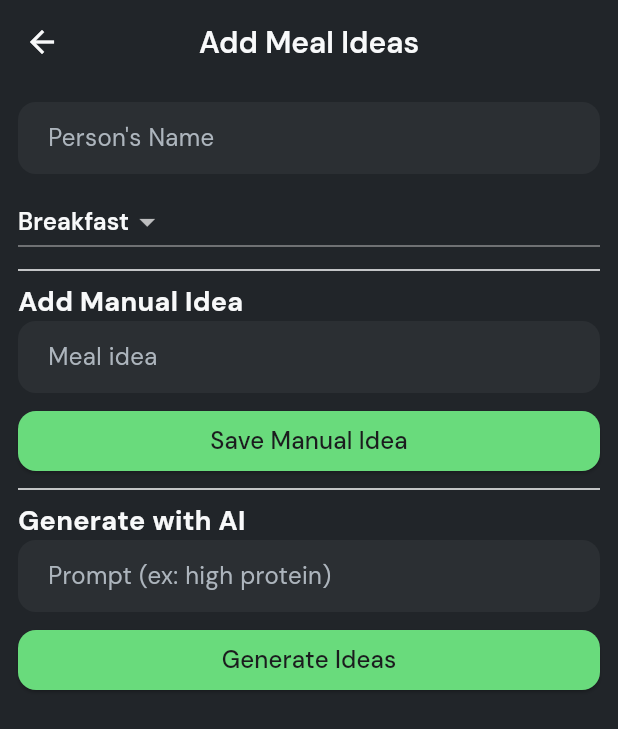
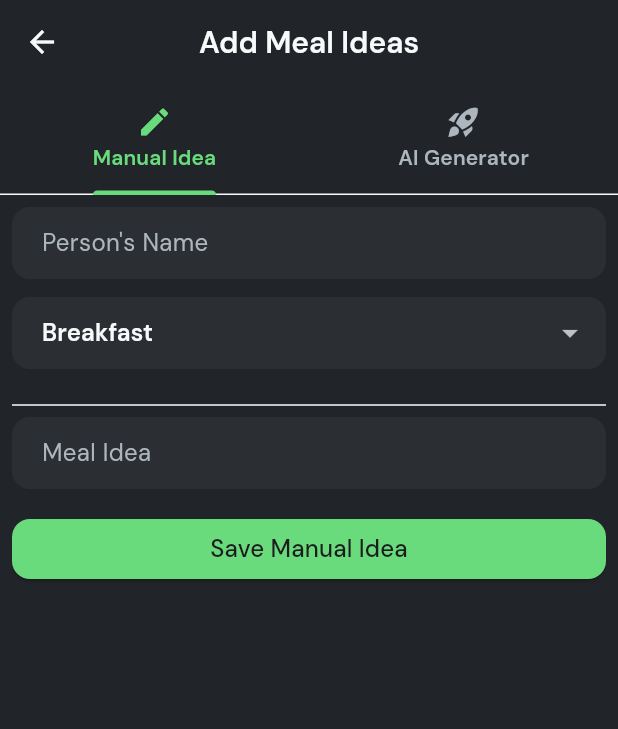
Before and after one commit to Kenz-code/meal_map, a Flutter app: the IdeasPage screen opened by its route, after a tap on the "add" icon, on a phone screen of 412 x 824 dp. Shown: the top 729 px of the screen. Run offline on Flutter 3.47's test engine with Material 3 defaults, Android fonts, the phone set to English and light mode, and no system bars; our stand-ins replace cloud_firestore, firebase_auth, firebase_core, flutter_dotenv, flutter_svg, go_router and 3 more; accounts and stored records are empty.

Commit message:
working on meal ideas ui

```diff
--- a/lib/features/ideas/screens/add_ideas_page.dart
+++ b/lib/features/ideas/screens/add_ideas_page.dart
@@ -1,4 +1,5 @@
 import 'package:flutter/material.dart';
+// Note: Assuming your imports for services and data remain correct.
 import 'package:meal_map/core/services/meal_idea_api_service.dart';
 import 'package:meal_map/features/ideas/data/ideas_local_datasource.dart';
 import 'package:meal_map/features/ideas/models/meal_idea.dart';
@@ -12,48 +13,34 @@ class AddIdeasPage extends StatefulWidget {
 
 class _AddIdeasPageState extends State<AddIdeasPage> {
   final _formKey = GlobalKey<FormState>();
+  late FocusNode _promptTextFieldFocusNode;
 
   String? manualIdea;
   String? prompt;
   String selectedType = "Breakfast";
   String person = "";
+  bool _isLoading = false; // New state for loading indicator
 
   List<String> generatedIdeas = [];
 
-  Future<void> _saveManualIdea() async {
-    if (manualIdea == null || manualIdea!.trim().isEmpty) return;
-    if (person.trim().isEmpty) {
-      ScaffoldMessenger.of(context).showSnackBar(
-        const SnackBar(content: Text("Enter a person's name")),
-      );
-      return;
+  @override
+  void initState() {
+    super.initState();
+    _promptTextFieldFocusNode = FocusNode();
   }
 
-    final idea = MealIdea(
-      idea: manualIdea!.trim(),
-      type: selectedType,
-      person: person.trim(),
-    );
-
-    await IdeasLocalDatasource.saveMealIdea(idea);
-
-    Navigator.pop(context); // go back to main page
+  @override
+  void dispose() {
+    // Clean up the focus node when the Form is disposed.
+    _promptTextFieldFocusNode.dispose();
+    super.dispose();
   }
 
-  Future<void> _generateIdeas() async {
-    if (prompt == null || prompt!.isEmpty) return;
+  // --- Utility Methods ---
 
-    final ideas = await MealIdeaApiService.getMealIdeas(prompt!);
-
-    setState(() => generatedIdeas = ideas);
-  }
-
-  Future<void> _addGenerated(String idea) async {
-    if (person.trim().isEmpty) {
-      ScaffoldMessenger.of(context).showSnackBar(
-        const SnackBar(content: Text("Enter person's name to save ideas")),
-      );
-      return;
+  Future<void> _saveMealIdea(String idea) async {
+    if (!_formKey.currentState!.validate()) {
+      return; // Ensure the common fields (like person's name) are validated
     }
 
     final newIdea = MealIdea(
@@ -63,86 +50,190 @@ class _AddIdeasPageState extends State<AddIdeasPage> {
     );
 
     await IdeasLocalDatasource.saveMealIdea(newIdea);
+  }
+
+  Future<void> _saveManualIdea() async {
+    if (!_formKey.currentState!.validate()) return;
+    if (manualIdea == null || manualIdea!.trim().isEmpty) {
+      ScaffoldMessenger.of(context).showSnackBar(
+        const SnackBar(content: Text("Please enter a meal idea")),
+      );
+      return;
+    }
+
+    await _saveMealIdea(manualIdea!);
+    Navigator.pop(context); // Go back to main page
+  }
+
+  Future<void> _generateIdeas() async {
+    if (!_formKey.currentState!.validate()) return;
+
+    setState(() => _isLoading = true);
+    FocusScope.of(context).unfocus();
+
+    try {
+      final ideas = await MealIdeaApiService.getMealIdeas(prompt!);
+      setState(() => generatedIdeas = ideas);
+    } catch (e) {
+      // Handle error gracefully
+      ScaffoldMessenger.of(context).showSnackBar(
+        SnackBar(content: Text("Failed to generate ideas: $e")),
+      );
+    } finally {
+      setState(() => _isLoading = false);
+    }
+  }
+
+  Future<void> _addGenerated(String idea) async {
+    await _saveMealIdea(idea);
     ScaffoldMessenger.of(context)
         .showSnackBar(const SnackBar(content: Text("Saved!")));
   }
 
+  // --- Widget Build ---
+
   @override
   Widget build(BuildContext context) {
-    return Scaffold(
-      appBar: AppBar(title: const Text("Add Meal Ideas")),
+    // Wrap the Scaffold body in a DefaultTabController
+    return DefaultTabController(
+      length: 2,
+      child: Scaffold(
+        appBar: AppBar(
+          title: const Text("Add Meal Ideas"),
+          // Place the TabBar in the AppBar's bottom property
+          bottom: const TabBar(
+            tabs: [
+              Tab(icon: Icon(Icons.edit), text: "Manual Idea"),
+              Tab(icon: Icon(Icons.rocket_launch), text: "AI Generator"),
+            ],
+          ),
+        ),
         body: Padding(
-        padding: const EdgeInsets.all(12.0),
-        child: ListView(
+          padding: const EdgeInsets.all(8.0),
+          child: Form(
+            key: _formKey,
+            child: Column(
               children: [
-            // ---------------- Person ----------------
-            TextField(
+                // ---------------- Common Fields (Above Tabs) ----------------
+                TextFormField(
                   decoration: const InputDecoration(labelText: "Person's Name"),
+                  initialValue: person,
                   onChanged: (val) => person = val,
+                  validator: (value) {
+                    if (value == null || value.trim().isEmpty) {
+                      return "Please enter person's name";
+                    }
+                    return null;
+                  },
                 ),
-
-            const SizedBox(height: 8),
-
-            DropdownButton<String>(
+                const SizedBox(height: 12),
+                DropdownButtonFormField<String>(
+                  decoration: const InputDecoration(labelText: "Meal Type"),
                   value: selectedType,
                   items: ["Breakfast", "Lunch", "Supper"]
                       .map((e) => DropdownMenuItem(value: e, child: Text(e)))
                       .toList(),
                   onChanged: (val) => setState(() => selectedType = val!),
                 ),
-
+                const SizedBox(height: 16),
                 const Divider(),
 
-            // ---------------- Manual Add ----------------
-            const Text("Add Manual Idea",
-                style: TextStyle(fontSize: 18, fontWeight: FontWeight.bold)),
-            TextField(
-              decoration: const InputDecoration(hintText: "Meal idea"),
+                // ---------------- Tab Content (TabBarView) ----------------
+                Expanded(
+                  child: TabBarView(
+                    children: [
+                      _buildManualInput(),
+                      _buildAIGenerator(),
+                    ],
+                  ),
+                ),
+              ],
+            ),
+          ),
+        ),
+      ),
+    );
+  }
+
+  Widget _buildManualInput() {
+    return ListView(
+      children: [
+        TextFormField(
+          decoration: const InputDecoration(
+            hintText: "Enter meal idea (e.g., Chicken Stir-fry)",
+            labelText: "Meal Idea",
+          ),
           onChanged: (v) => manualIdea = v,
+          validator: (value) {
+            if (value == null || value.trim().isEmpty) {
+              return "Please enter meal idea";
+            }
+            return null;
+          },
         ),
-            const SizedBox(height: 8),
+        const SizedBox(height: 16),
         ElevatedButton(
           onPressed: _saveManualIdea,
           child: const Text("Save Manual Idea"),
         ),
+      ],
+    );
+  }
 
-            const Divider(),
-
-            // ---------------- AI Generator ----------------
-            const Text("Generate with AI",
-                style: TextStyle(fontSize: 18, fontWeight: FontWeight.bold)),
-            TextField(
-              decoration:
-              const InputDecoration(hintText: "Prompt (ex: high protein)"),
+  Widget _buildAIGenerator() {
+    return ListView(
+      children: [
+        TextFormField(
+          focusNode: _promptTextFieldFocusNode,
+          decoration: const InputDecoration(
+            hintText: "Example: high protein, easy to make",
+            labelText: "AI Prompt",
+          ),
           onChanged: (v) => prompt = v,
+          validator: (value) {
+            if (value == null || value.trim().isEmpty) {
+              return "Please enter a prompt";
+            }
+            return null;
+          },
         ),
-            const SizedBox(height: 8),
-            ElevatedButton(
-              onPressed: _generateIdeas,
-              child: const Text("Generate Ideas"),
+        const SizedBox(height: 16),
+        OutlinedButton(
+          onPressed: _isLoading ? null : _generateIdeas,
+          child: _isLoading
+              ? const SizedBox(
+            width: 20,
+            height: 20,
+            child: CircularProgressIndicator(strokeWidth: 2),
+          )
+              : const Text("Generate Ideas"),
         ),
-
         const SizedBox(height: 16),
-
         if (generatedIdeas.isNotEmpty)
-              const Text("Generated Ideas:",
-                  style: TextStyle(
-                      fontSize: 16, fontWeight: FontWeight.bold)),
-
+          Column(
+            children: [
+              Padding(
+                padding: const EdgeInsets.only(bottom: 4),
+                child: const Text("Generated Ideas:",
+                    style:
+                    TextStyle(fontSize: 16, fontWeight: FontWeight.bold)),
+              ),
               ...generatedIdeas.map((idea) {
                 return Card(
+                  // Visually distinguish generated ideas
+                  margin: const EdgeInsets.symmetric(vertical: 4),
                   child: ListTile(
                     title: Text(idea),
                     trailing: IconButton(
-                    icon: const Icon(Icons.add),
+                      icon: const Icon(Icons.add_circle),
                       onPressed: () => _addGenerated(idea),
                     ),
                   ),
                 );
-            }),
+              }).toList(),
             ],
-        ),
-      ),
+          )
+      ],
     );
   }
 }
--- a/lib/features/ideas/screens/ideas_page.dart
+++ b/lib/features/ideas/screens/ideas_page.dart
@@ -37,13 +37,23 @@ class _IdeasPageState extends State<IdeasPage> {
         title: const Text("Meal Ideas"),
         centerTitle: true,
       ),
-      body: ListView(
-        children: ideaBank.map((i) {
-          return ListTile(
-            title: Text(i.idea),
-            subtitle: Text("${i.type} • ${i.person}"),
+      body: Builder(
+        builder: (context) {
+          if (ideaBank.isEmpty) {
+            return Center(
+              child: Text("Press + to add a meal idea"),
+            );
+          }
+
+          return ListView(
+            children: ideaBank.map((i) {
+              return ListTile(
+                title: Text(i.idea),
+                subtitle: Text("${i.type} • ${i.person}"),
+              );
+            }).toList(),
           );
-        }).toList(),
+        }
       ),
 
       floatingActionButton: FloatingActionButton(
```
Lines whose indentation alone changed are shown as unchanged.
